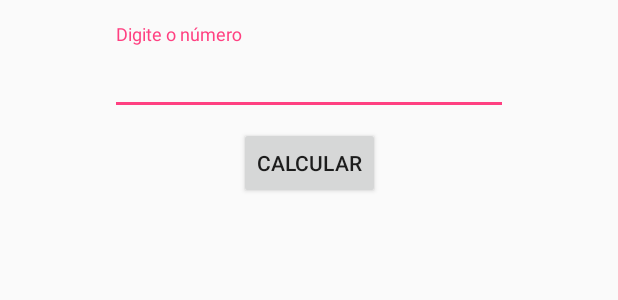
After one commit to Rosahanne/Unama, an Android app: the layout activity_calc_valor_y.xml on its own in the app's theme, with its tools: preview values and no code run, on a phone screen of 412 x 824 dp. The commit adds this screen. Shown: the top 300 px of the screen. Run offline under Robolectric (Android 15) with nearby library versions, the phone set to English and light mode, and no system bars.

Commit message:
UnamaExercicios
Signed-off-by: RosaHanne <emanuelle.rh@gmail.com>

```diff
--- a/app/src/main/java/com/example/a26144859/appexemplo/Calc_Volume.java
+++ b/app/src/main/java/com/example/a26144859/appexemplo/Calc_Volume.java
@@ -1,8 +1,9 @@
 package com.example.a26144859.appexemplo;
 
+
+import android.os.Bundle;
 import android.support.design.widget.TextInputEditText;
 import android.support.v7.app.AppCompatActivity;
-import android.os.Bundle;
 import android.view.View;
 import android.widget.Button;
 import android.widget.TextView;
--- a/app/src/main/java/com/example/a26144859/appexemplo/MainActivity.java
+++ b/app/src/main/java/com/example/a26144859/appexemplo/MainActivity.java
@@ -1,13 +1,11 @@
 package com.example.a26144859.appexemplo;
 
+import android.os.Bundle;
 import android.support.design.widget.TextInputEditText;
-import android.support.design.widget.TextInputLayout;
 import android.support.v7.app.AppCompatActivity;
-import android.os.Bundle;
 import android.view.View;
 import android.widget.Button;
 import android.widget.TextView;
-import android.widget.Toast;
 
 public class MainActivity extends AppCompatActivity {
 
--- /dev/null
+++ b/app/src/main/res/layout/activity_calc_valor_y.xml
@@ -0,0 +1,44 @@
+<?xml version="1.0" encoding="utf-8"?>
+<android.support.constraint.ConstraintLayout xmlns:android="http://schemas.android.com/apk/res/android"
+    xmlns:app="http://schemas.android.com/apk/res-auto"
+    xmlns:tools="http://schemas.android.com/tools"
+    android:layout_width="match_parent"
+    android:layout_height="match_parent"
+    tools:context=".CalcValorY">
+
+    <android.support.design.widget.TextInputLayout
+        android:id="@+id/textInputLayout6"
+        android:layout_width="265dp"
+        android:layout_height="wrap_content"
+        android:layout_marginTop="16dp"
+        app:layout_constraintEnd_toEndOf="parent"
+        app:layout_constraintStart_toStartOf="parent"
+        app:layout_constraintTop_toTopOf="parent">
+
+        <android.support.design.widget.TextInputEditText
+            android:id="@+id/numero_x"
+            android:layout_width="match_parent"
+            android:layout_height="wrap_content"
+            android:hint="@string/numX"
+            android:textAppearance="@style/TextAppearance.AppCompat.Large" />
+    </android.support.design.widget.TextInputLayout>
+
+    <TextView
+        android:id="@+id/resultadoY"
+        android:layout_width="275dp"
+        android:layout_height="48dp"
+        android:layout_marginTop="8dp"
+        app:layout_constraintEnd_toEndOf="@+id/bt_calc_y"
+        app:layout_constraintStart_toStartOf="@+id/bt_calc_y"
+        app:layout_constraintTop_toBottomOf="@+id/bt_calc_y" />
+
+    <Button
+        android:id="@+id/bt_calc_y"
+        android:layout_width="wrap_content"
+        android:layout_height="48dp"
+        android:layout_marginTop="8dp"
+        android:text="Calcular"
+        app:layout_constraintEnd_toEndOf="@+id/textInputLayout6"
+        app:layout_constraintStart_toStartOf="@+id/textInputLayout6"
+        app:layout_constraintTop_toBottomOf="@+id/textInputLayout6" />
+</android.support.constraint.ConstraintLayout>
--- a/app/src/main/res/values/arrays.xml
+++ b/app/src/main/res/values/arrays.xml
@@ -17,5 +17,6 @@
             <item>Saturno</item>
             <item>Urano</item>
         </string-array>
+    <string-array name="sp_planetas">sp_planetas</string-array>
 
 </resources>
--- a/app/src/main/res/values/strings.xml
+++ b/app/src/main/res/values/strings.xml
@@ -20,6 +20,8 @@
     <string name="p_terra">p_terra</string>
     <string name="btn_calcPesoPlaneta">calcPesoPlaneta</string>
     <string name="p_naterra">Digite o seu peso na terra</string>
+    <string name="numX">Digite o número</string>
+
 
 
 </resources>
```
Also changed, not shown: app/src/main/AndroidManifest.xml (+11 -5 lines), app/src/main/java/com/example/a26144859/appexemplo/CalcValorY.java (added, +44 -0 lines), app/src/main/res/layout/activity_calc_peso_planeta.xml (+13 -13 lines).
